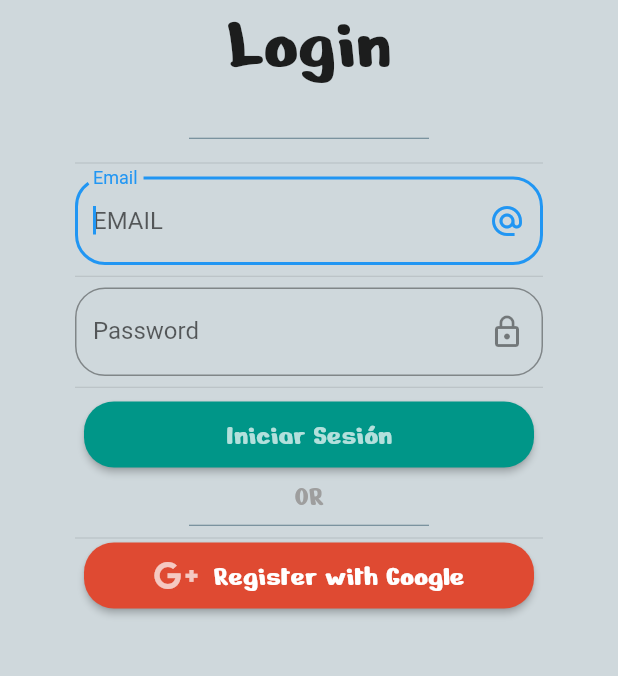
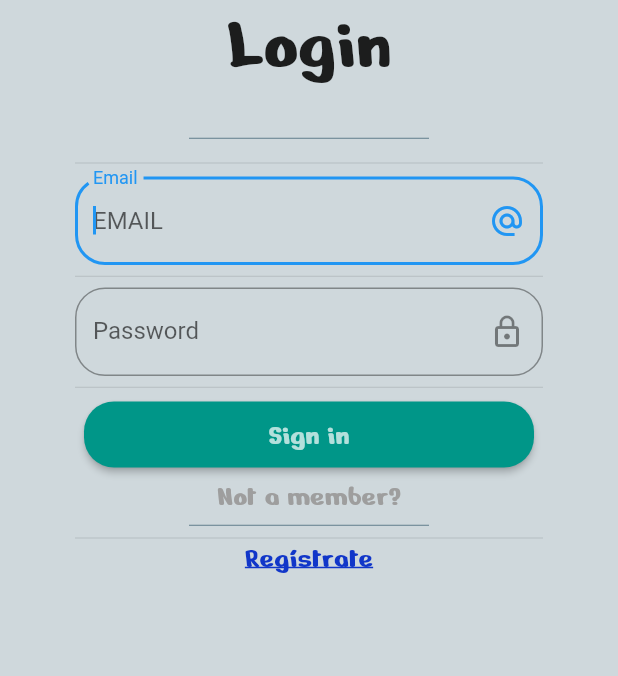
Before and after one commit to MarceloCheloMacedo/InteraccionHumanaComputadora, a Flutter app: the screen it shows after launch, on a phone screen of 412 x 824 dp, the part 482-1158 px from its top. Run offline on Flutter 3.47's test engine with Material 2 defaults, Android fonts, the phone set to English and light mode, and no system bars; our stand-ins replace firebase_auth, firebase_core, font_awesome_flutter, google_sign_in; accounts and stored records are empty.

Commit message:
Actualizar estructura

```diff
--- a/your_teacher/lib/flutterMethods.dart
+++ b/your_teacher/lib/Logica/flutterMethods.dart
@@ -1,7 +1,7 @@
 import 'package:firebase_auth/firebase_auth.dart';
 import 'package:google_sign_in/google_sign_in.dart';
 import 'package:flutter/material.dart';
-import 'authentication_errors.dart';
+import '../Errores/authentication_errors.dart';
 
 class FirebaseAuthHelper {
   final FirebaseAuth _auth = FirebaseAuth.instance;
@@ -55,6 +55,7 @@ class FirebaseAuthHelper {
       return authResult.user;
     } catch (e) {
       ErrorMessages.showAuthenticationErrorDialog(context, e);
+      return null;
     }
   }
 
--- a/your_teacher/lib/login.dart
+++ b/your_teacher/lib/Pantallas/login.dart
@@ -1,9 +1,9 @@
 import 'package:firebase_auth/firebase_auth.dart';
-import 'package:your_teacher/register.dart';
+import 'package:your_teacher/Pantallas/register.dart';
 import 'package:flutter/material.dart';
 import 'package:font_awesome_flutter/font_awesome_flutter.dart';
 import 'package:your_teacher/Tools/colors.dart';
-import 'package:your_teacher/flutterMethods.dart';
+import 'package:your_teacher/Logica/flutterMethods.dart';
 
 class MyLoggin extends StatefulWidget {
   const MyLoggin({Key? key});
@@ -17,6 +17,7 @@ class _MyLogginState extends State<MyLoggin> {
   TextEditingController passwordController = TextEditingController();
 
   final FirebaseAuthHelper _authHelper = FirebaseAuthHelper();
+  double fontSizeRegister = 20.0; // Tamaño de letra aumentado en 2 unidades.
 
   @override
   Widget build(BuildContext context) {
@@ -128,7 +129,7 @@ class _MyLogginState extends State<MyLoggin> {
                   ),
                 ),
                 child: const Text(
-                  'Iniciar Sesión',
+                  'Sign in',
                   style: TextStyle(
                     color: Colors.white70,
                     fontSize: 20.0,
@@ -154,7 +155,7 @@ class _MyLogginState extends State<MyLoggin> {
                 },
               ),
               const SizedBox(height: 5), // Agregar espacio entre los botones
-              const Text('OR',
+              const Text('Not a member?',
                   style: TextStyle(
                       fontFamily: 'NerkoOne',
                       fontSize: 20.0,
@@ -171,45 +172,27 @@ class _MyLogginState extends State<MyLoggin> {
               const Divider(
                 height: 2.0,
               ),
-              ElevatedButton(
-                style: ElevatedButton.styleFrom(
-                  backgroundColor: googleColor,
-                  fixedSize: const Size.fromWidth(300),
-                  padding: const EdgeInsets.all(10),
-                  shape: RoundedRectangleBorder(
-                    borderRadius: BorderRadius.circular(
-                        20.0), // Ajusta el valor para controlar la cantidad de redondeo
+              MouseRegion(
+                child: InkWell(
+                  child: Text(
+                    "Regístrate",
+                    style: TextStyle(
+                      color: Color.fromARGB(255, 17, 54, 201),
+                      fontSize: fontSizeRegister,
+                      decoration: TextDecoration.underline,
+                      fontFamily:
+                          'NerkoOne', // Cambia el color de texto según tus preferencias.
+                      // Puedes ajustar otras propiedades de estilo de texto aquí.
                     ),
                   ),
-                onPressed: () {
+                  onTap: () {
                     Navigator.push(
                         context,
                         MaterialPageRoute(
                             builder: (context) => const Register()));
                   },
-                child: const Row(
-                  mainAxisAlignment: MainAxisAlignment.center,
-                  children: <Widget>[
-                    Icon(
-                      FontAwesomeIcons
-                          .googlePlusG, // Aquí puedes elegir el icono que desees
-                      color: Colors.white70,
-                      size:
-                          24.0, // Puedes ajustar el tamaño del icono según tus necesidades
                 ),
-                    SizedBox(width: 16), // Espacio entre el icono y el texto
-                    Text(
-                      'Register with Google',
-                      style: TextStyle(
-                        color: Colors.white,
-                        backgroundColor: googleColor,
-                        fontSize: 20.0,
-                        fontFamily: 'NerkoOne',
-                      ),
-                    ),
-                  ],
-                ),
-              ),
+              )
             ],
           )
         ],
--- a/your_teacher/lib/main.dart
+++ b/your_teacher/lib/Pantallas/main.dart
@@ -1,7 +1,7 @@
 import 'package:flutter/material.dart';
 import 'package:firebase_core/firebase_core.dart';
-import 'package:your_teacher/login.dart';
-import 'firebase_options.dart';
+import 'package:your_teacher/Pantallas/login.dart';
+import '../AccesoDatos/firebase_options.dart';
 
 void main() async {
   WidgetsFlutterBinding
--- a/your_teacher/pubspec.yaml
+++ b/your_teacher/pubspec.yaml
@@ -37,6 +37,7 @@ dependencies:
   firebase_core: ^2.18.0
   google_fonts: ^6.1.0
   firebase_auth: ^4.11.0
+  country_pickers: ^2.0.0
   # The following adds the Cupertino Icons font to your application.
   # Use with the CupertinoIcons class for iOS style icons.
   cupertino_icons: ^1.0.2
```
Also changed, not shown: your_teacher/lib/Pantallas/register.dart (added, +103 -0 lines), your_teacher/lib/register.dart (deleted, +0 -24 lines), your_teacher/lib/AccesoDatos/firebase_options.dart (renamed from your_teacher/lib/firebase_options.dart), your_teacher/lib/Dominios/user.dart (renamed from your_teacher/lib/user.dart), your_teacher/lib/Errores/authentication_errors.dart (renamed from your_teacher/lib/authentication_errors.dart), your_teacher/lib/Pantallas/home.dart (added), your_teacher/lib/Pantallas/perfil.dart (added), your_teacher/pubspec.lock, 2 other files. Lines whose indentation alone changed are shown as unchanged.
